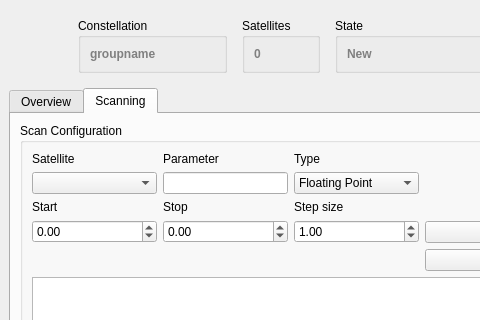
The window that cxx/controllers/MissionControl/MissionControl.ui (constellation-daq/Constellation) describes before a commit, drawn with Qt 5; both pictures show x 0 to 480 and y 0 to 320 of the 1280 by 720 pixel window.
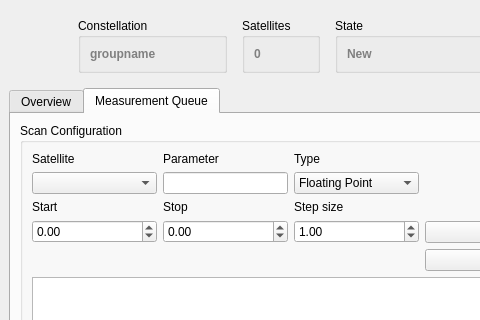
The same window after the commit. The open tabs and pages were chosen to show the change. Icons and pictures are not drawn.

Commit message: MissionControl: fix tab order

What changed in the file:
```diff
--- a/cxx/controllers/MissionControl/MissionControl.ui
+++ b/cxx/controllers/MissionControl/MissionControl.ui
@@ -611,7 +611,7 @@
       </widget>
       <widget class="QWidget" name="tabScan">
        <attribute name="title">
-        <string>Scanning</string>
+        <string>Measurement Queue</string>
        </attribute>
        <layout class="QGridLayout" name="gridLayout_4">
         <item row="1" column="1">
```
Left out of the diff: 26 changed lines with no effect on the pictures.
